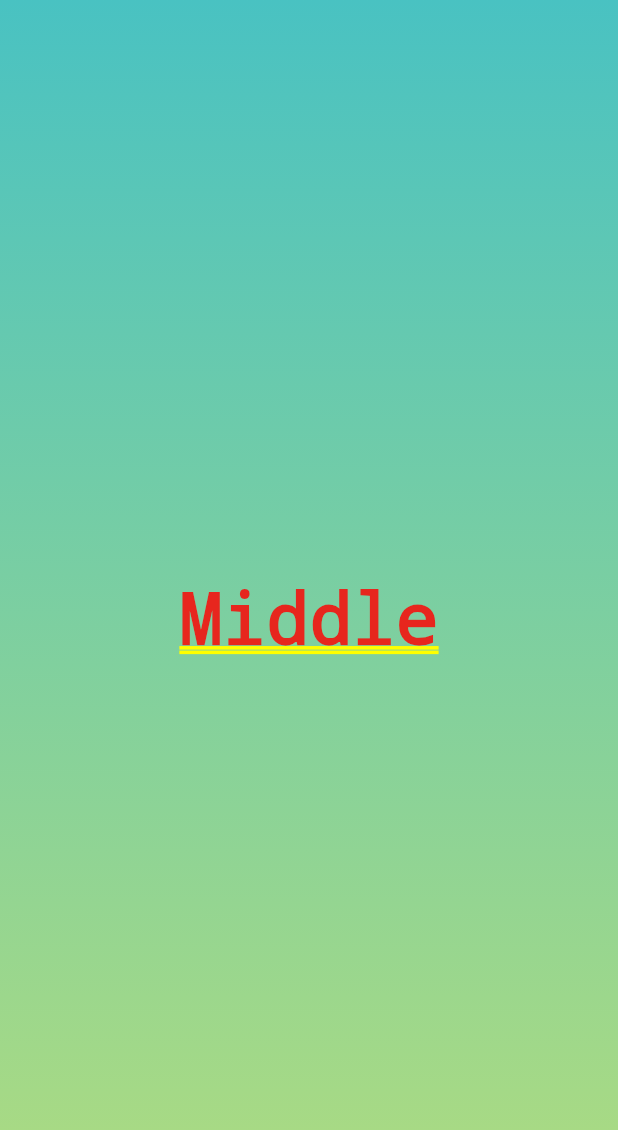
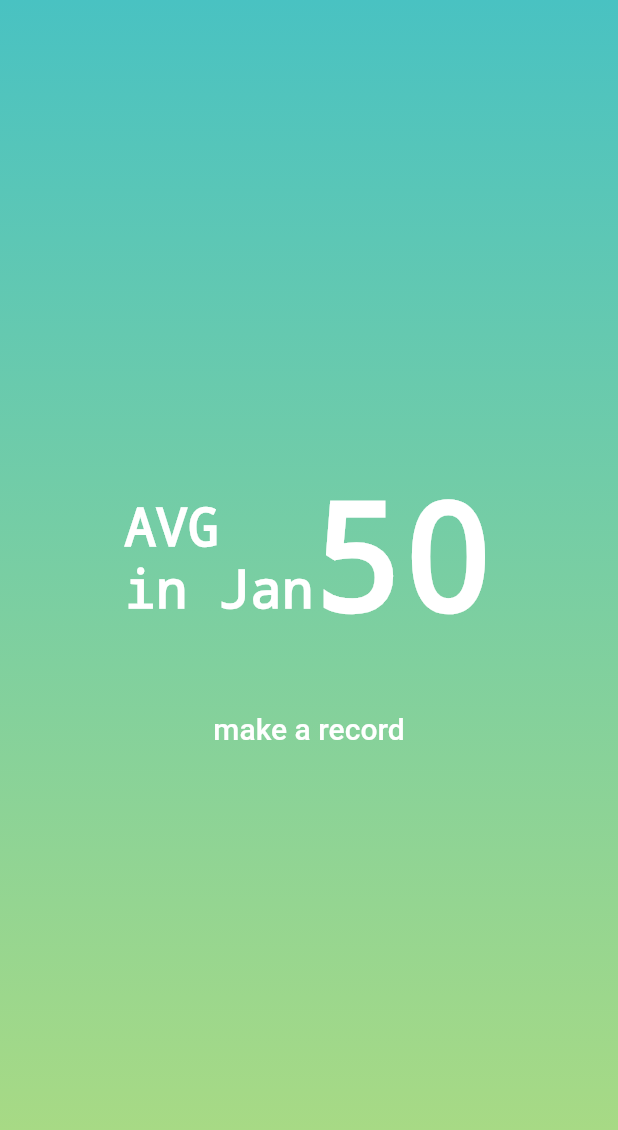
Before and after one commit to sou7322/weight-diary, a Flutter app: the screen it shows after launch, on a phone screen of 412 x 824 dp. Shown: the top 1130 px of the screen. Run offline on Flutter 3.47's test engine with Material 2 defaults, Android fonts, the phone set to English and light mode, and no system bars.

Commit message:
make placeholder of MonthlyAverageScreen

```diff
--- /dev/null
+++ b/src/lib/features/monthly_average_screen.dart
@@ -0,0 +1,62 @@
+import 'package:flutter/material.dart';
+
+class MonthlyAverageScreen extends StatefulWidget {
+  const MonthlyAverageScreen({super.key});
+
+  @override
+  State<MonthlyAverageScreen> createState() => _MonthlyAverageScreenState();
+}
+
+class _MonthlyAverageScreenState extends State<MonthlyAverageScreen> {
+  @override
+  Widget build(BuildContext context) {
+    return Center(
+      child: Column(
+        mainAxisSize: MainAxisSize.min,
+        children: [
+          const Row(
+            mainAxisAlignment: MainAxisAlignment.center,
+            children: [
+              Column(crossAxisAlignment: CrossAxisAlignment.start, children: [
+                Text(
+                  'AVG',
+                  style: TextStyle(
+                    color: Colors.white,
+                    fontSize: 35,
+                    decoration: TextDecoration.none,
+                  ),
+                ),
+                Text(
+                  'in Jan',
+                  style: TextStyle(
+                    color: Colors.white,
+                    fontSize: 35,
+                    decoration: TextDecoration.none,
+                  ),
+                ),
+              ]),
+              Text(
+                '50',
+                style: TextStyle(
+                  color: Colors.white,
+                  fontSize: 100,
+                  decoration: TextDecoration.none,
+                ),
+              ),
+            ],
+          ),
+          const SizedBox(height: 30),
+          TextButton(
+              onPressed: () {},
+              child: const Text(
+                'make a record',
+                style: TextStyle(
+                  fontSize: 20,
+                  color: Colors.white,
+                ),
+              )),
+        ],
+      ),
+    );
+  }
+}
--- a/src/lib/my_app.dart
+++ b/src/lib/my_app.dart
@@ -1,4 +1,6 @@
 import 'package:flutter/material.dart';
+
+import 'package:src/features/monthly_average_screen.dart';
 import 'package:src/components/container_default.dart';
 
 class MyApp extends StatefulWidget {
@@ -19,7 +21,7 @@ class _MyAppState extends State<MyApp> {
         controller: _pageController,
         children: const <Widget>[
           Center(child: Text('Top')),
-          Center(child: Text('Middle')),
+          Center(child: MonthlyAverageScreen()),
           Center(child: Text('Settings')),
         ],
       ),
```
